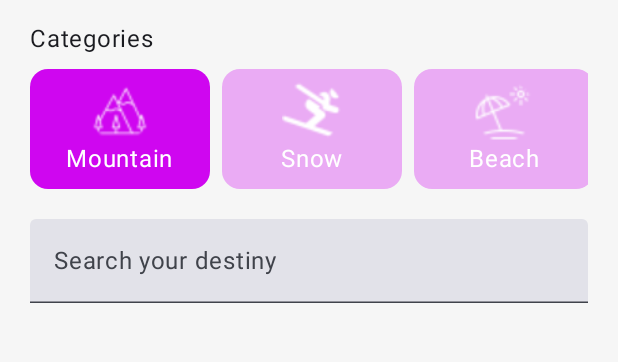
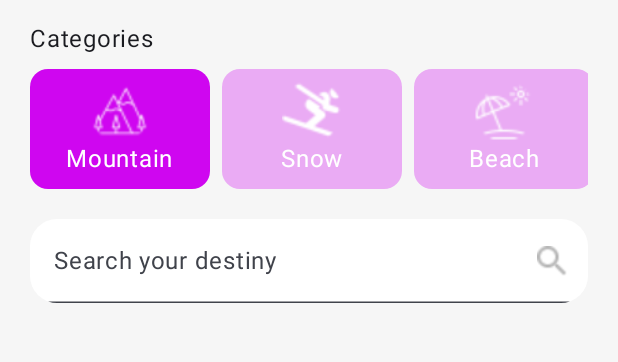
Before and after one commit to caaaampos444/MyTrips, an Android app built with Jetpack Compose: the screen it shows after launch (MainActivity), on a phone screen of 412 x 824 dp, the part 300-662 px from its top. Run offline under Robolectric (Android 15) with nearby library versions, the phone set to English and light mode, and no system bars.

Commit message:
falta terminar a home

```diff
--- a/app/src/main/java/com/example/mytrips/MainActivity.kt
+++ b/app/src/main/java/com/example/mytrips/MainActivity.kt
@@ -28,12 +28,15 @@ import androidx.compose.material3.CardDefaults
 import androidx.compose.material3.Checkbox
 import androidx.compose.material3.CheckboxColors
 import androidx.compose.material3.CheckboxDefaults
+import androidx.compose.material3.ExperimentalMaterial3Api
 import androidx.compose.material3.MaterialTheme
 import androidx.compose.material3.OutlinedTextField
 import androidx.compose.material3.OutlinedTextFieldDefaults
 import androidx.compose.material3.Surface
 import androidx.compose.material3.Text
 import androidx.compose.material3.TextField
+import androidx.compose.material3.TextFieldColors
+import androidx.compose.material3.TextFieldDefaults
 import androidx.compose.runtime.Composable
 import androidx.compose.ui.Alignment
 import androidx.compose.ui.Modifier
@@ -445,6 +448,7 @@ fun TelaCadastro() {
     }
 }
 
+@OptIn(ExperimentalMaterial3Api::class)
 @Composable
 fun TelaHome() {
     Column(
@@ -613,10 +617,23 @@ fun TelaHome() {
             Spacer(modifier = Modifier.height(20.dp))
             TextField(
                 value = "",
+                colors = TextFieldDefaults.textFieldColors(containerColor = Color.White),
                 onValueChange = {},
                 placeholder = { Text(text = "Search your destiny")},
+                trailingIcon = {
+                    Image(
+                        painter = painterResource(id = R.drawable.lupavector),
+                        contentDescription = "",
+                        modifier = Modifier
+                            .height(20.dp)
+                            .width(20.dp)
+                    )
+                },
+                shape = RoundedCornerShape(size = 18.dp),
                 modifier = Modifier.fillMaxWidth()
             )
+            Spacer(modifier = Modifier.height(20.dp))
+
         }
     }
 }
```
Also changed, not shown: app/src/main/res/drawable/lupavector.png (added).
